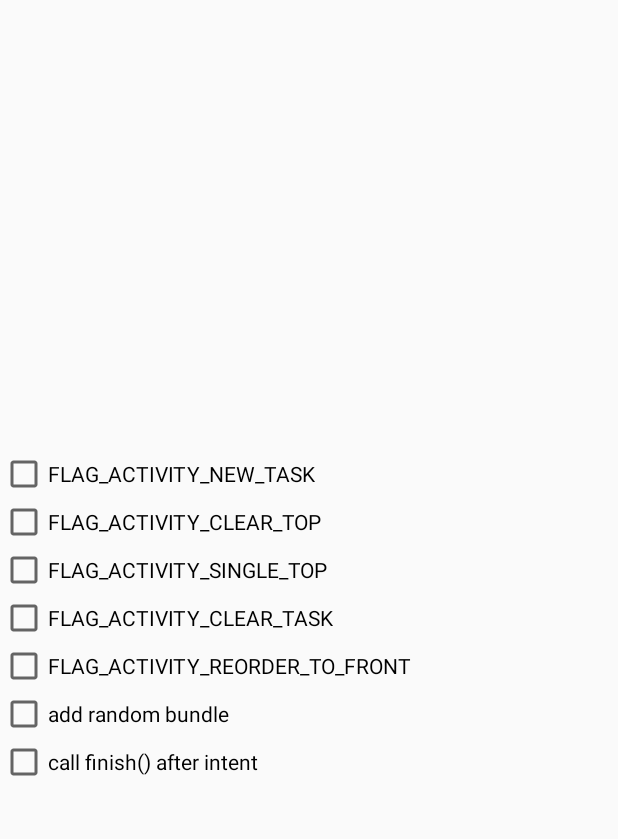
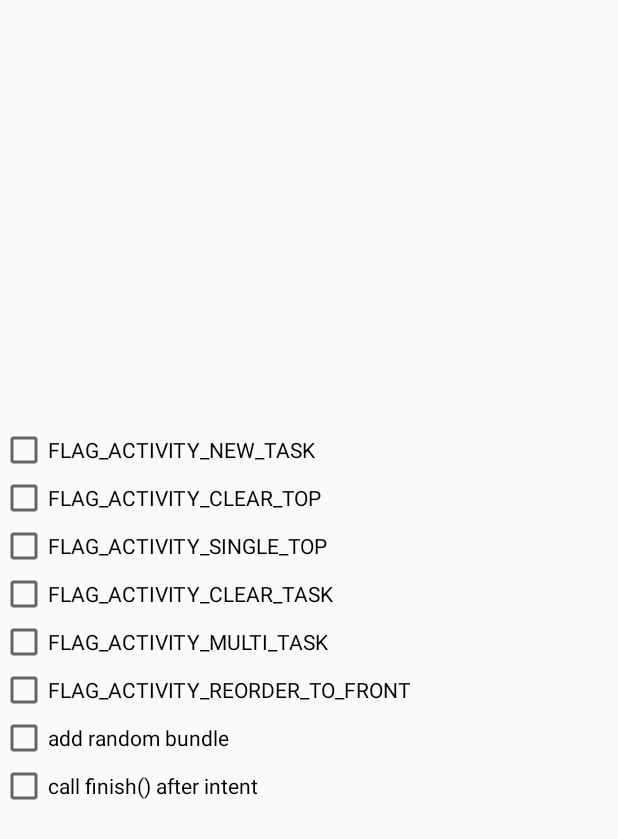
Before and after one commit to WadeXHong/ActivityTaskMaze, an Android app: the layout intent_flag_select_view.xml on its own in the app's theme, with its tools: preview values and no code run, on a phone screen of 412 x 824 dp. Shown: the top 839 px of the screen. Run offline under Robolectric (Android 15) with nearby library versions, the phone set to English and light mode, and no system bars.

Commit message:
feat: show taskId and root Status, add cbMultiTask

```diff
--- a/app/src/main/AndroidManifest.xml
+++ b/app/src/main/AndroidManifest.xml
@@ -13,8 +13,8 @@
         <activity android:name=".BaseActivity" />
 
         <activity android:name=".MainActivity"
-            android:launchMode="standard">
-<!--            android:taskAffinity="com.bardxhong.activitytaskmaze.main">-->
+            android:launchMode="standard"
+            android:taskAffinity=".main">
             <intent-filter>
                 <action android:name="android.intent.action.MAIN" />
                 <category android:name="android.intent.category.LAUNCHER" />
--- a/app/src/main/java/com/bardxhong/activitytaskmaze/IntentFlagSelectView.kt
+++ b/app/src/main/java/com/bardxhong/activitytaskmaze/IntentFlagSelectView.kt
@@ -19,6 +19,7 @@ class IntentFlagSelectView constructor(
     val cbClearTop: AppCompatCheckBox by lazy { findViewById<AppCompatCheckBox>(R.id.checkbox_clear_top) }
     val cbSingleTop: AppCompatCheckBox by lazy { findViewById<AppCompatCheckBox>(R.id.checkbox_single_top) }
     val cbClearTask: AppCompatCheckBox by lazy { findViewById<AppCompatCheckBox>(R.id.checkbox_clear_task) }
+    val cbMultiTask: AppCompatCheckBox by lazy { findViewById<AppCompatCheckBox>(R.id.checkbox_multi_task) }
     val cbReorderToFront: AppCompatCheckBox by lazy { findViewById<AppCompatCheckBox>(R.id.checkbox_reorder_to_front) }
     val cbRandomBundle: AppCompatCheckBox by lazy { findViewById<AppCompatCheckBox>(R.id.checkbox_random_bundle) }
     val cbIsCallFinish: AppCompatCheckBox by lazy { findViewById<AppCompatCheckBox>(R.id.checkbox_finish_after_intent) }
--- a/app/src/main/java/com/bardxhong/activitytaskmaze/StartIntentButton.kt
+++ b/app/src/main/java/com/bardxhong/activitytaskmaze/StartIntentButton.kt
@@ -26,6 +26,7 @@ class StartIntentButton @JvmOverloads constructor(
                     if (selectView.cbClearTop.isChecked) intent.addFlags(Intent.FLAG_ACTIVITY_CLEAR_TOP)
                     if (selectView.cbSingleTop.isChecked) intent.addFlags(Intent.FLAG_ACTIVITY_SINGLE_TOP)
                     if (selectView.cbClearTask.isChecked) intent.addFlags(Intent.FLAG_ACTIVITY_CLEAR_TASK)
+                    if (selectView.cbMultiTask.isChecked) intent.addFlags(Intent.FLAG_ACTIVITY_MULTIPLE_TASK)
                     if (selectView.cbReorderToFront.isChecked) intent.addFlags(Intent.FLAG_ACTIVITY_REORDER_TO_FRONT)
                     if (selectView.cbRandomBundle.isChecked) intent.putExtra(System.currentTimeMillis().toString(), System.currentTimeMillis())
                     context.startActivity(intent).also {
--- a/app/src/main/res/layout/intent_flag_select_view.xml
+++ b/app/src/main/res/layout/intent_flag_select_view.xml
@@ -25,6 +25,11 @@
         android:layout_height="wrap_content"
         android:text="FLAG_ACTIVITY_CLEAR_TASK"/>
     <androidx.appcompat.widget.AppCompatCheckBox
+        android:id="@+id/checkbox_multi_task"
+        android:layout_width="wrap_content"
+        android:layout_height="wrap_content"
+        android:text="FLAG_ACTIVITY_MULTI_TASK"/>
+    <androidx.appcompat.widget.AppCompatCheckBox
         android:id="@+id/checkbox_reorder_to_front"
         android:layout_width="wrap_content"
         android:layout_height="wrap_content"
```
Also changed, not shown: app/src/main/java/com/bardxhong/activitytaskmaze/BaseActivity.kt (+7 -0 lines), app/src/main/res/layout/base_activity.xml (+9 -0 lines).
